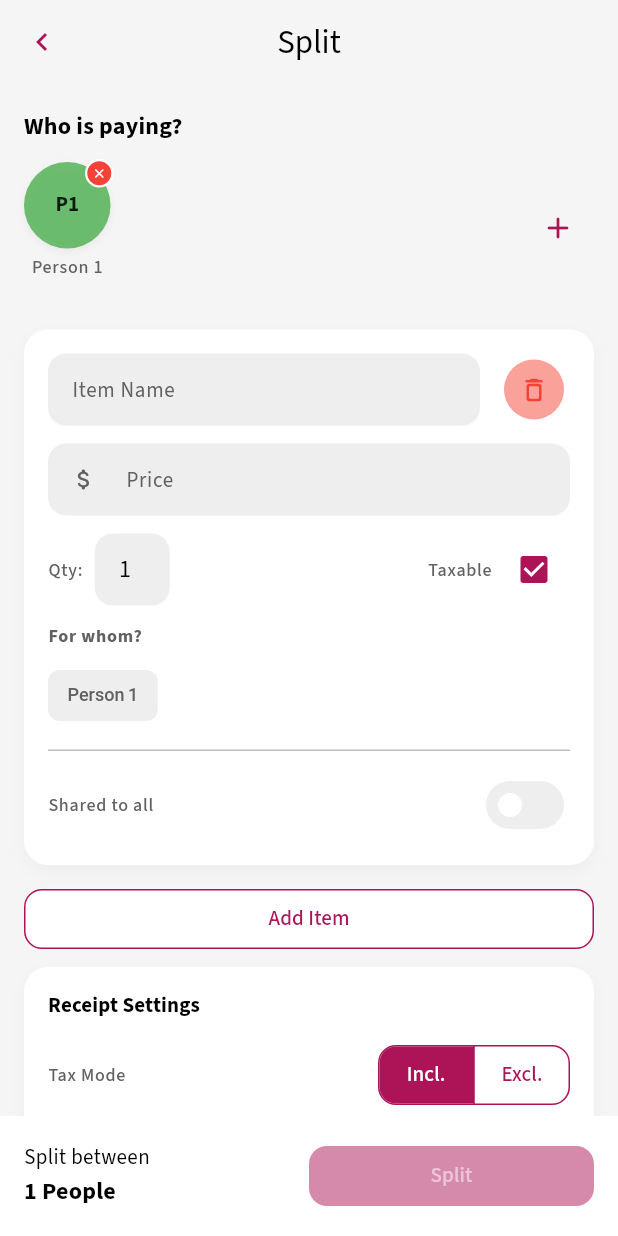
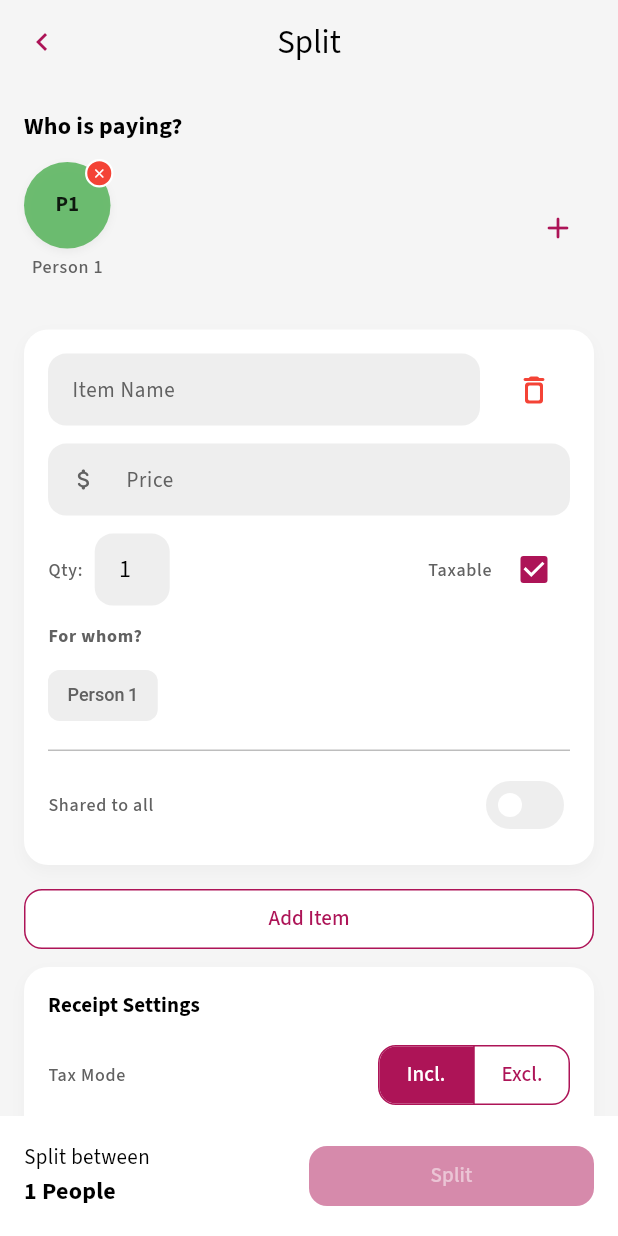
Before and after one commit to Zer0-01/numeru, a Flutter app: the SplitScreen screen opened directly, after a tap on the "add" icon, after a tap on "Add Item", on a phone screen of 412 x 824 dp. Run offline on Flutter 3.47's test engine with Material 3 defaults, Android fonts, the phone set to English and light mode, and no system bars; our stand-ins replace adaptive_theme, auto_route, equatable, flutter_bloc, google_fonts, logger and 2 more; accounts and stored records are empty; network calls fail.

Commit message:
refactor: Update button styles from `OutlinedButton` to `TextButton` and `IconButton.filledTonal` to `IconButton`.

```diff
--- a/lib/presentation/screen/split/widgets/item_card_widget.dart
+++ b/lib/presentation/screen/split/widgets/item_card_widget.dart
@@ -55,7 +55,7 @@ class ItemCardWidget extends StatelessWidget {
                 ),
               ),
 
-              IconButton.filledTonal(
+              IconButton(
                 onPressed: () {
                   showDialog(
                     context: context,
@@ -83,13 +83,16 @@ class ItemCardWidget extends StatelessWidget {
                         ),
                   );
                 },
-                iconSize: 20,
+
                 icon: const Icon(Icons.delete_outline_rounded),
                 style: IconButton.styleFrom(
                   foregroundColor: context.colorScheme.error,
-                  backgroundColor: context.colorScheme.errorContainer
-                      .withValues(alpha: 0.5),
                 ),
+                // style: IconButton.styleFrom(
+                //   foregroundColor: context.colorScheme.error,
+                //   backgroundColor: context.colorScheme.errorContainer
+                //       .withValues(alpha: 0.5),
+                // ),
               ),
             ],
           ),
--- a/lib/presentation/screen/split/widgets/who_is_paying_widget.dart
+++ b/lib/presentation/screen/split/widgets/who_is_paying_widget.dart
@@ -163,7 +163,7 @@ class _WhoIsPayingWidgetState extends State<WhoIsPayingWidget> {
                                   "Are you sure you want to remove ${person.name}?",
                                 ),
                                 actions: [
-                                  OutlinedButton(
+                                  TextButton(
                                     onPressed:
                                         () => Navigator.pop(dialogContext),
                                     child: const Text("Cancel"),
```
